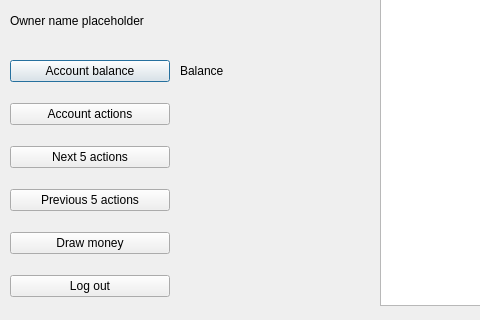
First picture: the form in bankautomat/bankmain.ui, repository Necromunda/ATM, before the edit; both pictures show x 0 to 480 and y 235 to 555 of the 1115 by 555 pixel window.
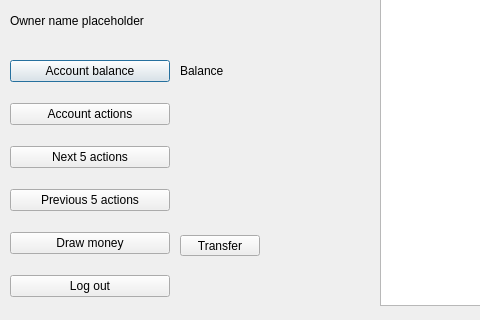
Second picture: the form after the edit.

Commit message: transfer nappi qtssa

```diff
--- a/bankautomat/bankmain.ui
+++ b/bankautomat/bankmain.ui
@@ -166,6 +166,19 @@
     </rect>
    </property>
   </widget>
+  <widget class="QPushButton" name="transferMoneyButton">
+   <property name="geometry">
+    <rect>
+     <x>180</x>
+     <y>470</y>
+     <width>80</width>
+     <height>21</height>
+    </rect>
+   </property>
+   <property name="text">
+    <string>Transfer</string>
+   </property>
+  </widget>
  </widget>
  <resources/>
  <connections/>
```
The commit also changes 2 other files.
